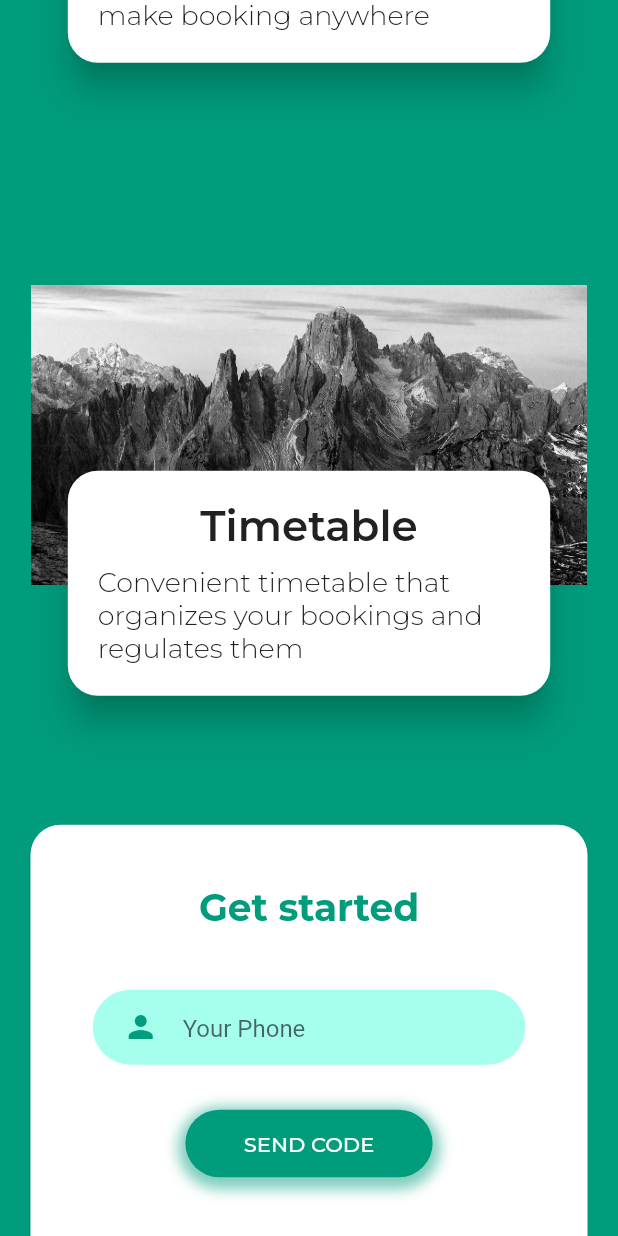
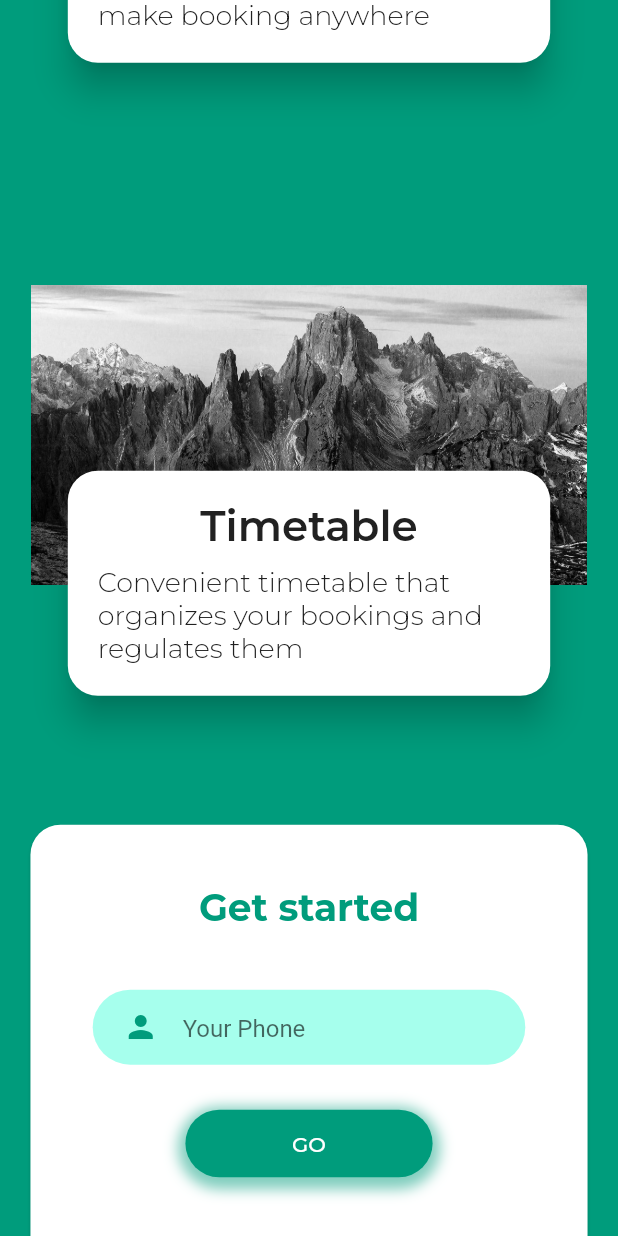
Before and after one commit to pbd14/Footy, a Flutter app: the screen it shows after launch, scrolled down 1152 dp, on a phone screen of 412 x 824 dp. Run offline on Flutter 3.47's test engine with Material 2 defaults, Android fonts, the phone set to English and light mode, and no system bars; drawn by our look-alikes of overlay_support; our stand-ins replace cached_network_image, carousel_slider, cloud_firestore, date_format, firebase_auth, firebase_core and 10 more; missing offline and left inert: encrypt, flutter_screen_lock; accounts and stored records are empty.

Commit message:
Translated login screen

```diff
--- a/lib/Models/LanguageData.dart
+++ b/lib/Models/LanguageData.dart
@@ -8,8 +8,8 @@ class LanguageData {
   static List<LanguageData> languageList() {
     return <LanguageData>[
       LanguageData("🇺🇸", "English", 'en'),
-      LanguageData("🇷🇺", "Russian", "ru"),
-      LanguageData("🇺🇿", "Uzbek", "uz"),
+      LanguageData("🇷🇺", "Русский", "ru"),
+      LanguageData("🇺🇿", "O'zbek", "uz"),
     ];
   }
 }
--- a/lib/Screens/LoginScreen/login_screen.dart
+++ b/lib/Screens/LoginScreen/login_screen.dart
@@ -367,7 +367,7 @@ class _LoginScreenState extends State<LoginScreen> {
                                   ? Container(
                                       width: size.width * 0.7,
                                       child: RoundedPhoneInputField(
-                                        hintText: "Your Phone",
+                                        hintText: Languages.of(context).loginScreenYourPhone,
                                         onChanged: (value) {
                                           this.phoneNo = value;
                                         },
@@ -380,8 +380,8 @@ class _LoginScreenState extends State<LoginScreen> {
                                       length: 6,
                                       validator: (val) => val.length == 6
                                           ? null
-                                          : 'Code should contain 6 digits',
-                                      hintText: "Enter OTP",
+                                          : Languages.of(context).loginScreen6Digits,
+                                      hintText: Languages.of(context).loginScreenEnterCode,
                                       type: TextInputType.number,
                                       onChanged: (value) {
                                         this.smsCode = value;
@@ -400,7 +400,7 @@ class _LoginScreenState extends State<LoginScreen> {
                               RoundedButton(
                                 width: 0.4,
                                 ph: 45,
-                                text: codeSent ? 'GO' : 'SEND CODE',
+                                text: 'GO',
                                 press: () async {
                                   if (_formKey.currentState.validate()) {
                                     setState(() {
@@ -431,7 +431,7 @@ class _LoginScreenState extends State<LoginScreen> {
                                   ? RoundedButton(
                                       width: 0.6,
                                       ph: 45,
-                                      text: 'Re-enter the phone',
+                                      text: Languages.of(context).loginScreenReenterPhone,
                                       press: () {
                                         Navigator.push(
                                             context,
@@ -461,7 +461,7 @@ class _LoginScreenState extends State<LoginScreen> {
                                 padding: EdgeInsets.fromLTRB(
                                     size.width * 0.05, 0, size.width * 0.05, 0),
                                 child: Text(
-                                  'Продолжая вы принимаете все правила пользования приложением и нашу Политику Конфиденциальности',
+                                  Languages.of(context).loginScreenPolicy,
                                   textScaleFactor: 1,
                                   style: GoogleFonts.montserrat(
                                     textStyle: TextStyle(
@@ -527,7 +527,7 @@ class _LoginScreenState extends State<LoginScreen> {
       setState(() {
         this.codeSent = false;
         this.loading = false;
-        this.error = 'Code is not valid anymore';
+        this.error = Languages.of(context).loginScreenCodeIsNotValid;
       });
     };
 
--- a/lib/Services/languages/en.dart
+++ b/lib/Services/languages/en.dart
@@ -3,31 +3,35 @@ import 'languages.dart';
 class LanguageEn extends Languages {
   @override
   String get welcomeToFooty => "WELCOME TO FOOTY";
-
   @override
   String get labelSelectLanguage => "Select language";
-
   @override
   String get loginScreen1head => "Online bookings";
-
   @override
   String get loginScreen1text =>
       "Make bookings online without problems. No more need to contact administrators and have time-consuming talks";
-
   @override
   String get loginScreen2head => "2 minutes";
-
   @override
   String get loginScreen2text =>
       "You will need only 2 minutes to make booking anywhere";
-
   @override
   String get loginScreen3head => "Timetable";
-
   @override
   String get loginScreen3text =>
       "Convenient timetable that organizes your bookings and regulates them";
-
   @override
   String get getStarted => "Get started";
+  @override
+  String get loginScreenYourPhone => "Your Phone";
+  @override
+  String get loginScreen6Digits => "Code should contain 6 digits";
+  @override
+  String get loginScreenEnterCode => "Enter code";
+  @override
+  String get loginScreenReenterPhone => "Re-enter the phone";
+  @override
+  String get loginScreenPolicy => "By continuing, you accept all terms of use of the app and the Privacy Policy";
+  @override
+  String get loginScreenCodeIsNotValid => "Code is not valid anymore";
 }
--- a/lib/Services/languages/languages.dart
+++ b/lib/Services/languages/languages.dart
@@ -7,21 +7,19 @@ abstract class Languages {
   }
 
   String get welcomeToFooty;
-
   String get labelSelectLanguage;
-
   String get loginScreen1head;
-
   String get loginScreen1text;
-
   String get loginScreen2head;
-
   String get loginScreen2text;
-
   String get loginScreen3head;
-
   String get loginScreen3text;
-
   String get getStarted;
+  String get loginScreenYourPhone;
+  String get loginScreen6Digits;
+  String get loginScreenEnterCode;
+  String get loginScreenReenterPhone;
+  String get loginScreenPolicy;
+  String get loginScreenCodeIsNotValid;
 
 }
--- a/lib/Services/languages/ru.dart
+++ b/lib/Services/languages/ru.dart
@@ -3,31 +3,35 @@ import 'languages.dart';
 class LanguageRu extends Languages {
   @override
   String get welcomeToFooty => "ДОБРО ПОЖАЛОВАТЬ";
-
   @override
   String get labelSelectLanguage => "Выберите язык";
-
   @override
   String get loginScreen1head => "Онлайн бронирование";
-
   @override
   String get loginScreen1text =>
       "Бронируйте онлайн без проблем. Больше нет нужды связываться с администраторами и вести долгую беседу";
-
   @override
   String get loginScreen2head => "2 минуты";
-
   @override
   String get loginScreen2text =>
       "Всего лишь 2 минуты чтобы забронировать услугу в любом месте";
-
   @override
   String get loginScreen3head => "Комфорт";
-
   @override
   String get loginScreen3text =>
       "Мы предлагаем удобное расписание и систему которая регулирует и организовывает ваши броны";
-
   @override
   String get getStarted => "Начнем";
+  @override
+  String get loginScreenYourPhone => "Телефон";
+  @override
+  String get loginScreen6Digits => "Минимум 6 символов";
+  @override
+  String get loginScreenEnterCode => "Введите код";
+  @override
+  String get loginScreenReenterPhone => "Поменять номер телефона";
+  @override
+  String get loginScreenPolicy => "Продолжая вы принимаете все правила пользования приложением и нашу Политику Конфиденциальности";
+@override
+  String get loginScreenCodeIsNotValid => "Время действия кода истекло";
 }
--- a/lib/Services/languages/uz.dart
+++ b/lib/Services/languages/uz.dart
@@ -3,31 +3,37 @@ import 'languages.dart';
 class LanguageUz extends Languages {
   @override
   String get welcomeToFooty => "HUSH KELIBSIZ";
-
   @override
   String get labelSelectLanguage => "Tilni tanlang";
-
   @override
   String get loginScreen1head => "Onlayn bron qilish";
-
   @override
   String get loginScreen1text =>
       "Hech qanday muammosiz onlayn buyurtma bering. Administratorlar bilan bog'lanish va uzoq suhbatlashishning hojati yo'q";
-
   @override
   String get loginScreen2head => "2 daqiqa";
-
   @override
   String get loginScreen2text =>
       "Xizmatni istalgan joyda bron qilish uchun atigi 2 daqiqa";
-
   @override
   String get loginScreen3head => "Qulaylik";
-
   @override
   String get loginScreen3text =>
       "Biz qulay jadval va sizning buyurtmalaringizni tartibga soluvchi tizimni taklif etamiz.";
-
   @override
   String get getStarted => "Boshlaylik";
+  @override
+  String get loginScreenYourPhone => "Telefon raqamingiz";
+  @override
+  String get loginScreen6Digits => "Kod 6 ta raqamdan iborat bo'lishi kerak";
+  @override
+  String get loginScreenEnterCode => "Kodni tering";
+  @override
+  String get loginScreenReenterPhone => "Tel. raqamini o'zgartiring";
+  @override
+  String get loginScreenPolicy=> "Davom etish orqali siz ilovadan foydalanishning barcha shartlariga va Maxfiylik siyosatiga rozilik bildirasiz";
+  @override
+  String get loginScreenCodeIsNotValid=> "Kodning muddati tugadi";
+
+
 }
```
